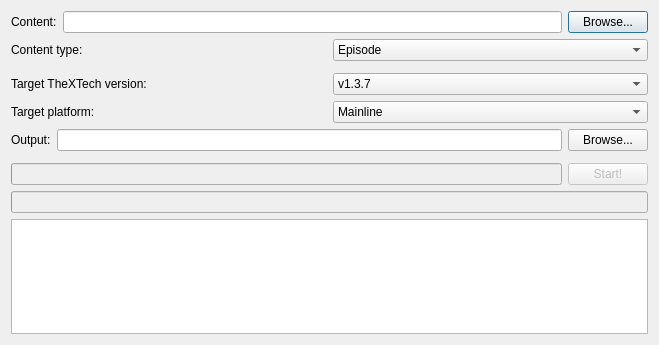
Above: Maintainer/XTConvert/xt_convert.ui from WohlSoft/Moondust-Project before the change. Below: the same form after it.
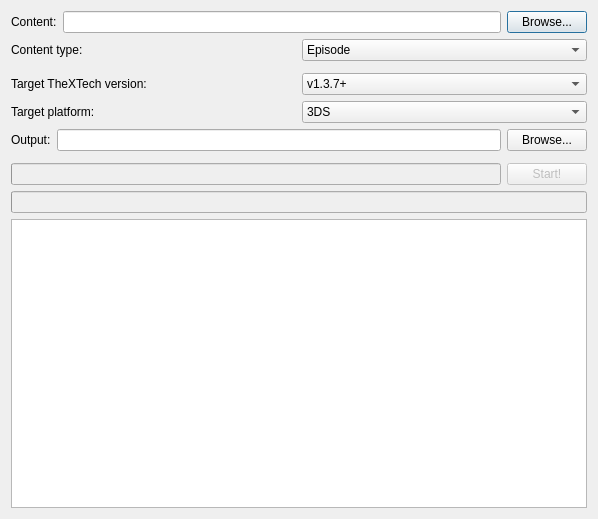
That is the form after the change. Icons and pictures are not drawn.

Patch:
```diff
--- a/Maintainer/XTConvert/xt_convert.ui
+++ b/Maintainer/XTConvert/xt_convert.ui
@@ -6,8 +6,8 @@
    <rect>
     <x>0</x>
     <y>0</y>
-    <width>659</width>
-    <height>345</height>
+    <width>598</width>
+    <height>519</height>
    </rect>
   </property>
   <property name="windowTitle">
@@ -93,7 +93,7 @@
         <widget class="QComboBox" name="target_version">
          <item>
           <property name="text">
-           <string>v1.3.7</string>
+           <string>v1.3.7+</string>
           </property>
          </item>
          <item>
@@ -116,6 +116,9 @@
        </item>
        <item>
         <widget class="QComboBox" name="target_platform">
+         <property name="currentIndex">
+          <number>1</number>
+         </property>
          <item>
           <property name="text">
            <string>Mainline</string>
```
Left out of the diff: 2 changed lines with no effect on the pictures.
